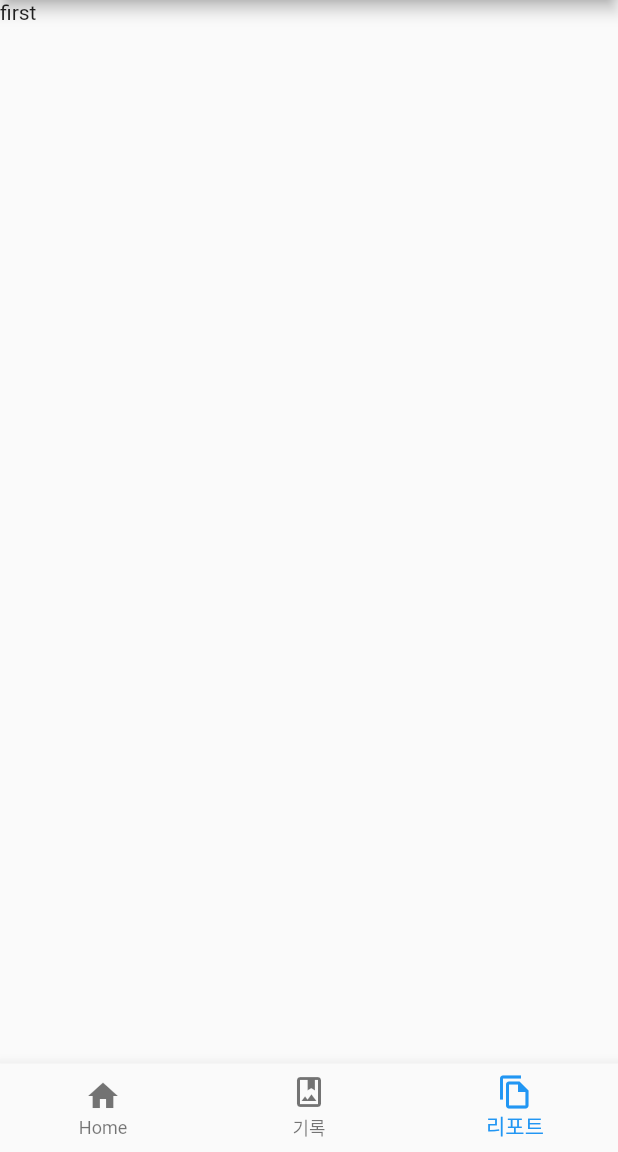
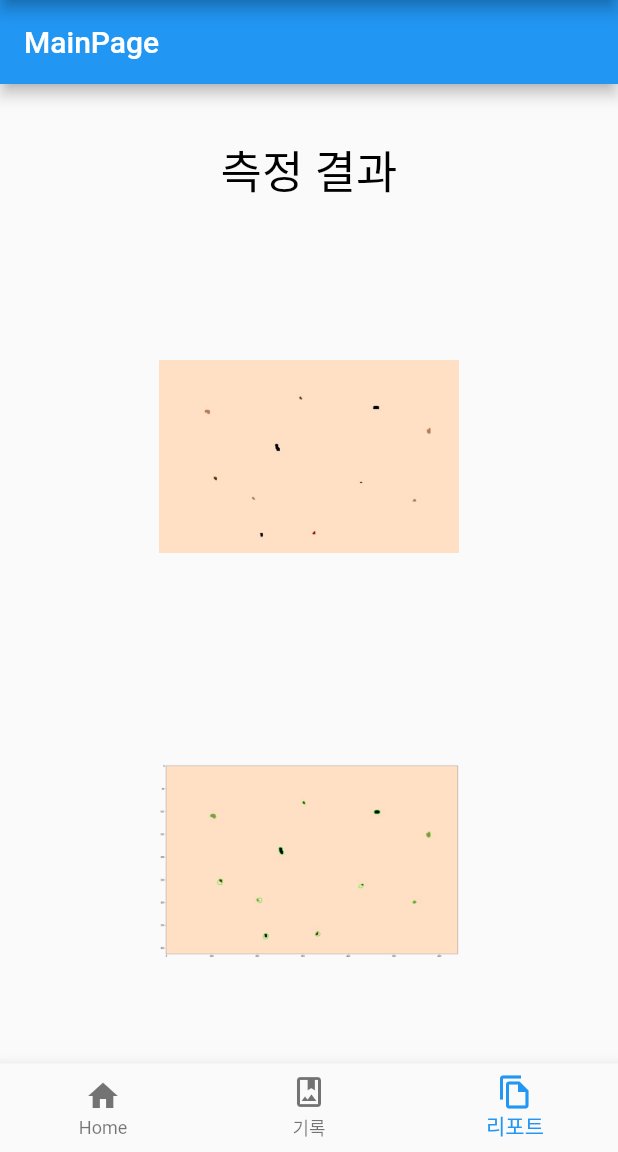
Before and after one commit to parfait2/scan-main, a Flutter app: the screen it shows after launch, item 3 of the bottom bar chosen, on a phone screen of 412 x 824 dp, the part 84-1236 px from its top. Run offline on Flutter 3.47's test engine with Material 2 defaults, Android fonts, the phone set to English and light mode, and no system bars; our stand-ins replace gallery_saver, image_picker; missing offline and left inert: local_image_provider.

```diff
--- a/lib/main.dart
+++ b/lib/main.dart
@@ -32,7 +32,7 @@ class MyHomePage extends StatefulWidget {
 class _MyHomePageState extends State<MyHomePage> {
   int _currentIndex = 0;
 
-  final List<Widget> _children = [const Home(), Album(), First()];
+  final List<Widget> _children = [const Home(), Album(), MainPage()];
   void _onTap(int index) {
     setState(() {
       _currentIndex = index;
--- a/lib/screens/first.dart
+++ b/lib/screens/first.dart
@@ -1,16 +1,40 @@
+import 'package:flutter/material.dart';
 
-import 'package:flutter/cupertino.dart';
+class MainPage extends StatelessWidget {
+  const MainPage({Key? key}) : super(key: key);
 
-class First extends StatefulWidget {
-  @override
-  _FirstState createState() => _FirstState();
-}
-
-class _FirstState extends State<First> {
   @override
   Widget build(BuildContext context) {
-    return Container(
-      child: Text('first'),
+    return Scaffold(
+      appBar: AppBar(
+        title: Text('MainPage'),
+      ),
+
+      body: Center(
+        child: Column(
+          mainAxisAlignment: MainAxisAlignment.spaceAround,
+          children: <Widget>[
+            Text(
+                '측정 결과',
+                style: TextStyle(
+                    fontSize: 30,
+                    fontWeight: FontWeight.w500,
+                    color: Colors.black
+                )
+            ),
+            SizedBox(
+                height: 200,
+                width: 200,
+                child: Image.asset('assets/images/report1.jpg')),
+
+            SizedBox
+              (height: 200,
+                width: 200,
+                child: Image.asset('assets/images/report2.png')),
+
+          ],
+        ),
+      ),// This
     );
   }
 }
```
Also changed, not shown: pubspec.yaml (+4 -3 lines), assets/images/report1.jpg (added), assets/images/report2.png (added), pubspec.lock.
